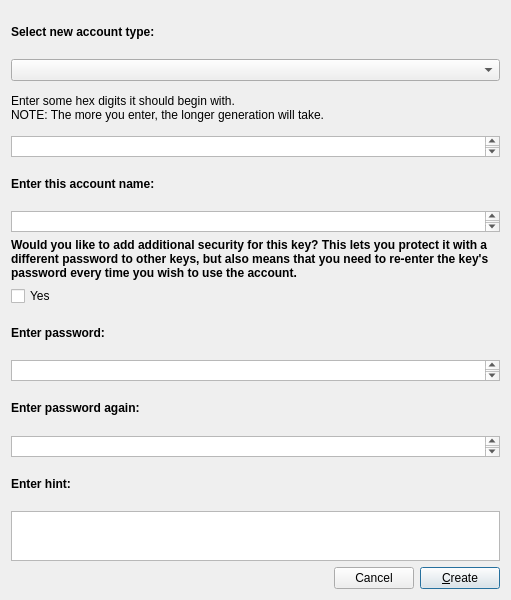
This is plugins/namers/NewAccount.ui in ethereum/alethzero as Qt 5 draws it before an edit. The edited form follows.
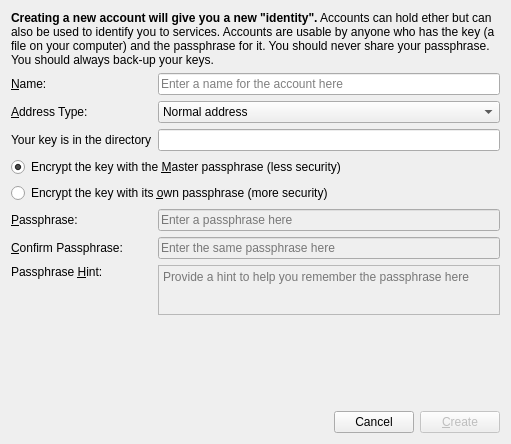
This is the edited form.

Commit message: Tidy up New Account dialog. Minor other cleanups.

Diff of the .ui file:
```diff
--- a/plugins/namers/NewAccount.ui
+++ b/plugins/namers/NewAccount.ui
@@ -7,17 +7,43 @@
     <x>0</x>
     <y>0</y>
     <width>511</width>
-    <height>600</height>
+    <height>444</height>
    </rect>
   </property>
   <property name="windowTitle">
-   <string>Dialog</string>
+   <string>New Account</string>
   </property>
   <property name="styleSheet">
    <string notr="true"/>
   </property>
-  <layout class="QVBoxLayout" name="verticalLayout">
-   <item>
+  <layout class="QGridLayout" name="gridLayout">
+   <item row="8" column="0" colspan="2">
+    <widget class="QRadioButton" name="useOwn">
+     <property name="text">
+      <string>Encrypt the key with its &amp;own passphrase (more security)</string>
+     </property>
+     <attribute name="buttonGroup">
+      <string notr="true">passType</string>
+     </attribute>
+    </widget>
+   </item>
+   <item row="1" column="0">
+    <widget class="QLabel" name="nameLabel">
+     <property name="maximumSize">
+      <size>
+       <width>16777215</width>
+       <height>50</height>
+      </size>
+     </property>
+     <property name="text">
+      <string>&lt;html&gt;&lt;head/&gt;&lt;body&gt;&lt;p&gt;&amp;amp;Name:&lt;/p&gt;&lt;/body&gt;&lt;/html&gt;</string>
+     </property>
+     <property name="buddy">
+      <cstring>keyName</cstring>
+     </property>
+    </widget>
+   </item>
+   <item row="2" column="0">
     <widget class="QLabel" name="typeLabel">
      <property name="maximumSize">
       <size>
@@ -26,70 +52,57 @@
       </size>
      </property>
      <property name="text">
-      <string>&lt;html&gt;&lt;head/&gt;&lt;body&gt;&lt;p&gt;&lt;span style=&quot; font-weight:600;&quot;&gt;Select new account type:&lt;/span&gt;&lt;/p&gt;&lt;/body&gt;&lt;/html&gt;</string>
+      <string>&lt;html&gt;&lt;head/&gt;&lt;body&gt;&lt;p&gt;&amp;amp;Address Type:&lt;/p&gt;&lt;/body&gt;&lt;/html&gt;</string>
      </property>
      <property name="wordWrap">
       <bool>true</bool>
      </property>
+     <property name="buddy">
+      <cstring>keyType</cstring>
+     </property>
     </widget>
    </item>
-   <item>
-    <widget class="QComboBox" name="typeComboBox">
+   <item row="2" column="1">
+    <widget class="QComboBox" name="keyType">
      <property name="maximumSize">
       <size>
        <width>16777215</width>
        <height>16777215</height>
       </size>
      </property>
+     <item>
+      <property name="text">
+       <string>Normal address</string>
+      </property>
+     </item>
+     <item>
+      <property name="text">
+       <string>ICAP-35 address (IBAN incompatible)</string>
+      </property>
+     </item>
+     <item>
+      <property name="text">
+       <string>Two pairs first (a few seconds)</string>
+      </property>
+     </item>
+     <item>
+      <property name="text">
+       <string>Two pairs first and second (a few minutes)</string>
+      </property>
+     </item>
+     <item>
+      <property name="text">
+       <string>Three pairs first (a few minutes)</string>
+      </property>
+     </item>
+     <item>
+      <property name="text">
+       <string>Four pairs first (several hours)</string>
+      </property>
+     </item>
     </widget>
    </item>
-   <item>
-    <widget class="QLabel" name="hexLabel">
-     <property name="maximumSize">
-      <size>
-       <width>16777215</width>
-       <height>50</height>
-      </size>
-     </property>
-     <property name="text">
-      <string>&lt;html&gt;&lt;head/&gt;&lt;body&gt;&lt;p&gt;Enter some hex digits it should begin with.&lt;br/&gt;NOTE: The more you enter, the longer generation will take.&lt;/p&gt;&lt;/body&gt;&lt;/html&gt;</string>
-     </property>
-    </widget>
-   </item>
-   <item>
-    <widget class="QTextEdit" name="hexText">
-     <property name="maximumSize">
-      <size>
-       <width>16777215</width>
-       <height>21</height>
-      </size>
-     </property>
-    </widget>
-   </item>
-   <item>
-    <widget class="QLabel" name="nameLabel">
-     <property name="maximumSize">
-      <size>
-       <width>16777215</width>
-       <height>50</height>
-      </size>
-     </property>
-     <property name="text">
-      <string>&lt;html&gt;&lt;head/&gt;&lt;body&gt;&lt;p&gt;&lt;span style=&quot; font-weight:600;&quot;&gt;Enter this account name:&lt;/span&gt;&lt;/p&gt;&lt;/body&gt;&lt;/html&gt;</string>
-     </property>
-    </widget>
-   </item>
-   <item>
-    <widget class="QTextEdit" name="nameText">
-     <property name="maximumSize">
-      <size>
-       <width>16777215</width>
-       <height>21</height>
-      </size>
-     </property>
-    </widget>
-   </item>
-   <item>
+   <item row="0" column="0" colspan="2">
     <widget class="QLabel" name="additionalLabel">
      <property name="maximumSize">
       <size>
@@ -98,88 +111,54 @@
       </size>
      </property>
      <property name="text">
-      <string>&lt;html&gt;&lt;head/&gt;&lt;body&gt;&lt;p&gt;&lt;span style=&quot; font-weight:600;&quot;&gt;Would you like to add additional security for this key? This lets you protect it with a different password to other keys, but also means that you need to re-enter the key's password every time you wish to use the account.&lt;/span&gt;&lt;/p&gt;&lt;/body&gt;&lt;/html&gt;</string>
+      <string>&lt;html&gt;&lt;head/&gt;&lt;body&gt;&lt;p&gt;&lt;span style=&quot; font-weight:600;&quot;&gt;Creating a new account will give you a new &amp;quot;identity&amp;quot;.&lt;/span&gt; Accounts can hold ether but can also be used to identify you to services. Accounts are usable by anyone who has the key (a file on your computer) and the passphrase for it. You should never share your passphrase. You should always back-up your keys.&lt;/p&gt;&lt;/body&gt;&lt;/html&gt;</string>
      </property>
      <property name="wordWrap">
       <bool>true</bool>
      </property>
     </widget>
    </item>
-   <item>
-    <widget class="QCheckBox" name="additionalCheckBox">
-     <property name="text">
-      <string>Yes</string>
-     </property>
-     <property name="checked">
-      <bool>false</bool>
-     </property>
-    </widget>
-   </item>
-   <item>
+   <item row="9" column="0">
     <widget class="QLabel" name="passwordLabel">
-     <property name="maximumSize">
-      <size>
-       <width>16777215</width>
-       <height>50</height>
-      </size>
+     <property name="enabled">
+      <bool>true</bool>
      </property>
-     <property name="text">
-      <string>&lt;html&gt;&lt;head/&gt;&lt;body&gt;&lt;p&gt;&lt;span style=&quot; font-weight:600;&quot;&gt;Enter password:&lt;/span&gt;&lt;/p&gt;&lt;/body&gt;&lt;/html&gt;</string>
-     </property>
-    </widget>
-   </item>
-   <item>
-    <widget class="QTextEdit" name="passwordText">
      <property name="maximumSize">
       <size>
        <width>16777215</width>
-       <height>21</height>
-      </size>
-     </property>
-    </widget>
-   </item>
-   <item>
-    <widget class="QLabel" name="passwordAgainLabel">
-     <property name="maximumSize">
-      <size>
-       <width>16777215</width>
        <height>50</height>
       </size>
      </property>
      <property name="text">
-      <string>&lt;html&gt;&lt;head/&gt;&lt;body&gt;&lt;p&gt;&lt;span style=&quot; font-weight:600;&quot;&gt;Enter password again:&lt;/span&gt;&lt;/p&gt;&lt;/body&gt;&lt;/html&gt;</string>
+      <string>&lt;html&gt;&lt;head/&gt;&lt;body&gt;&lt;p&gt;&amp;amp;Passphrase:&lt;/p&gt;&lt;/body&gt;&lt;/html&gt;</string>
      </property>
-    </widget>
-   </item>
-   <item>
-    <widget class="QTextEdit" name="passwordAgainText">
-     <property name="maximumSize">
-      <size>
-       <width>16777215</width>
-       <height>21</height>
-      </size>
+     <property name="buddy">
+      <cstring>password</cstring>
      </property>
     </widget>
    </item>
-   <item>
+   <item row="14" column="0" alignment="Qt::AlignTop">
     <widget class="QLabel" name="hintLabel">
+     <property name="enabled">
+      <bool>true</bool>
+     </property>
      <property name="text">
-      <string>&lt;html&gt;&lt;head/&gt;&lt;body&gt;&lt;p&gt;&lt;span style=&quot; font-weight:600;&quot;&gt;Enter hint:&lt;/span&gt;&lt;/p&gt;&lt;/body&gt;&lt;/html&gt;</string>
+      <string>&lt;html&gt;&lt;head/&gt;&lt;body&gt;&lt;p&gt;Passphrase &amp;amp;Hint:&lt;/p&gt;&lt;/body&gt;&lt;/html&gt;</string>
      </property>
-    </widget>
-   </item>
-   <item>
-    <widget class="QTextEdit" name="hintText">
-     <property name="maximumSize">
-      <size>
-       <width>16777215</width>
-       <height>50</height>
-      </size>
+     <property name="buddy">
+      <cstring>hint</cstring>
      </property>
     </widget>
    </item>
-   <item>
+   <item row="16" column="0" colspan="2">
     <layout class="QHBoxLayout" name="horizontalLayout">
+     <item>
+      <widget class="QLabel" name="status">
+       <property name="text">
+        <string/>
+       </property>
+      </widget>
+     </item>
      <item>
       <spacer name="horizontalSpacer">
        <property name="orientation">
@@ -211,6 +190,9 @@
      </item>
      <item>
       <widget class="QPushButton" name="create">
+       <property name="enabled">
+        <bool>false</bool>
+       </property>
        <property name="sizePolicy">
         <sizepolicy hsizetype="Minimum" vsizetype="Fixed">
          <horstretch>0</horstretch>
@@ -236,6 +218,108 @@
      </item>
     </layout>
    </item>
+   <item row="11" column="0">
+    <widget class="QLabel" name="passwordAgainLabel">
+     <property name="enabled">
+      <bool>true</bool>
+     </property>
+     <property name="maximumSize">
+      <size>
+       <width>16777215</width>
+       <height>50</height>
+      </size>
+     </property>
+     <property name="text">
+      <string>&lt;html&gt;&lt;head/&gt;&lt;body&gt;&lt;p&gt;&amp;amp;Confirm Passphrase:&lt;/p&gt;&lt;/body&gt;&lt;/html&gt;</string>
+     </property>
+     <property name="buddy">
+      <cstring>confirm</cstring>
+     </property>
+    </widget>
+   </item>
+   <item row="9" column="1">
+    <widget class="QLineEdit" name="password">
+     <property name="enabled">
+      <bool>false</bool>
+     </property>
+     <property name="placeholderText">
+      <string>Enter a passphrase here</string>
+     </property>
+    </widget>
+   </item>
+   <item row="11" column="1">
+    <widget class="QLineEdit" name="confirm">
+     <property name="enabled">
+      <bool>false</bool>
+     </property>
+     <property name="placeholderText">
+      <string>Enter the same passphrase here</string>
+     </property>
+    </widget>
+   </item>
+   <item row="14" column="1">
+    <widget class="QTextEdit" name="hint">
+     <property name="enabled">
+      <bool>false</bool>
+     </property>
+     <property name="maximumSize">
+      <size>
+       <width>16777215</width>
+       <height>50</height>
+      </size>
+     </property>
+     <property name="placeholderText">
+      <string>Provide a hint to help you remember the passphrase here</string>
+     </property>
+    </widget>
+   </item>
+   <item row="1" column="1">
+    <widget class="QLineEdit" name="keyName">
+     <property name="placeholderText">
+      <string>Enter a name for the account here</string>
+     </property>
+    </widget>
+   </item>
+   <item row="15" column="1">
+    <spacer name="verticalSpacer">
+     <property name="orientation">
+      <enum>Qt::Vertical</enum>
+     </property>
+     <property name="sizeHint" stdset="0">
+      <size>
+       <width>20</width>
+       <height>40</height>
+      </size>
+     </property>
+    </spacer>
+   </item>
+   <item row="7" column="0" colspan="2">
+    <widget class="QRadioButton" name="useMaster">
+     <property name="text">
+      <string>Encrypt the key with the &amp;Master passphrase (less security)</string>
+     </property>
+     <property name="checked">
+      <bool>true</bool>
+     </property>
+     <attribute name="buttonGroup">
+      <string notr="true">passType</string>
+     </attribute>
+    </widget>
+   </item>
+   <item row="6" column="0">
+    <widget class="QLabel" name="label">
+     <property name="text">
+      <string>Your key is in the directory</string>
+     </property>
+    </widget>
+   </item>
+   <item row="6" column="1">
+    <widget class="QLineEdit" name="keysPath">
+     <property name="readOnly">
+      <bool>true</bool>
+     </property>
+    </widget>
+   </item>
   </layout>
  </widget>
  <resources/>
```
Left out of the diff: 37 changed lines with no effect on the pictures. The commit also changes 4 other files.
